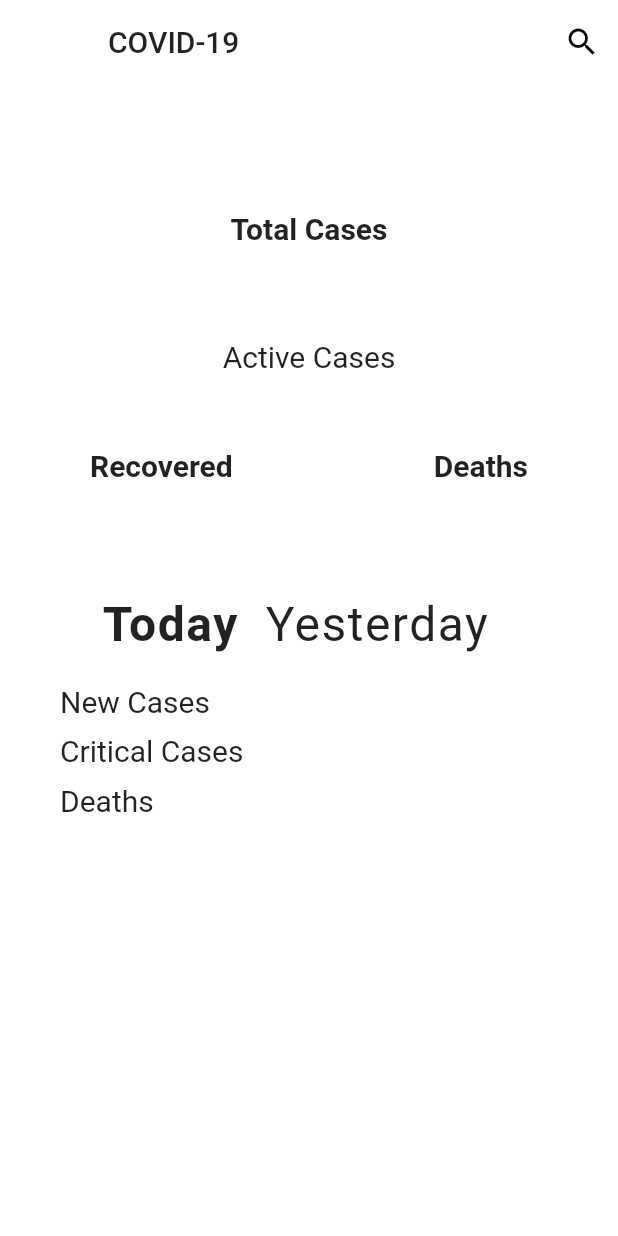
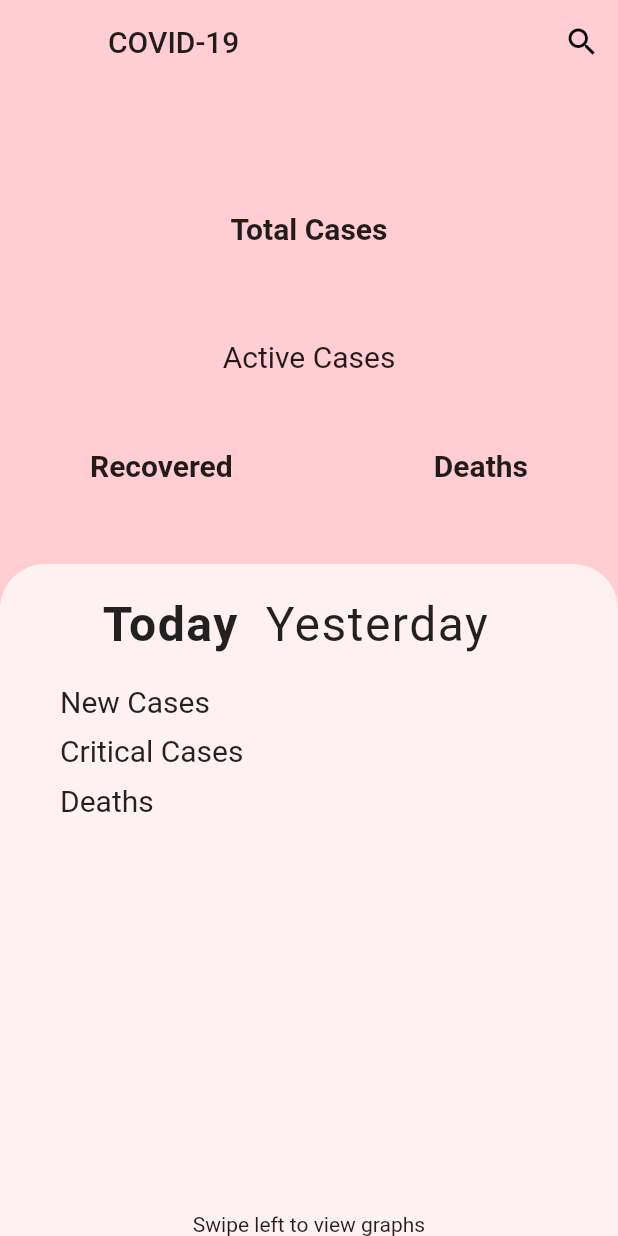
Before and after one commit to dannkioko/flutter-covidstatsApp, a Flutter app: the screen it shows after launch, on a phone screen of 412 x 824 dp. Run offline on Flutter 3.47's test engine with Material 2 defaults, Android fonts, the phone set to English and light mode, and no system bars; our stand-ins replace charts_flutter; network calls fail.

Commit message:
UI change, Fixed daily stats widget

```diff
--- a/lib/main.dart
+++ b/lib/main.dart
@@ -11,7 +11,7 @@ class MyApp extends StatelessWidget {
       home: HomeScreen(),
       theme: ThemeData(
         accentColor: Colors.white70,
-        primaryColor: Colors.white,
+        primaryColor: Color(0xFFFFCDD2),
       ),
     );
   }
--- a/lib/screens/home_screen.dart
+++ b/lib/screens/home_screen.dart
@@ -1,8 +1,8 @@
+import 'package:covidstats/widgets/bottom_stats.dart';
+import 'package:covidstats/widgets/nev_text.dart';
 import 'package:flutter/material.dart';
 import 'package:flutter/rendering.dart';
 import 'package:covidstats/models/stats_get.dart';
-import 'package:covidstats/widgets/day_stats.dart';
-import 'package:covidstats/widgets/day_stats_header.dart';
 import 'package:covidstats/widgets/top_stats.dart';
 
 class HomeScreen extends StatefulWidget {
@@ -34,16 +34,18 @@ class _HomeScreenState extends State<HomeScreen> {
   Widget _buildSearchField() {
     return Column(children: <Widget>[
       Padding(
-        padding: EdgeInsets.only(top: 20.0),
+        padding: EdgeInsets.only(top: 0.0),
         child: Container(
           color: Colors.blue,
         ),
       ),
       TextField(
         onSubmitted: (value) {
-          this.searchQuery = value;
-          futureStats = fetchStats(searchQuery);
+          futureStats = fetchStats(value);
           Navigator.pop(context);
+          setState(() {
+            searchQuery = value;
+          });
         },
         controller: _searchQueryController,
         autofocus: true,
@@ -101,7 +103,7 @@ class _HomeScreenState extends State<HomeScreen> {
 
   void updateSearchQuery(String newQuery) {
     setState(() {
-      searchQuery = newQuery;
+      this.searchQuery = newQuery;
     });
   }
 
@@ -120,12 +122,6 @@ class _HomeScreenState extends State<HomeScreen> {
     });
   }
 
-  callback(a) {
-    setState(() {
-      futureStats = a;
-    });
-  }
-
   Widget build(BuildContext context) {
     return Scaffold(
         resizeToAvoidBottomInset: false,
@@ -136,17 +132,42 @@ class _HomeScreenState extends State<HomeScreen> {
           title: _isSearching ? _buildSearchField() : Text("COVID-19"),
           actions: _buildActions(),
         ),
-      body: FutureBuilder<Stats>(
+        body: GestureDetector(
+          onHorizontalDragEnd: (DragEndDetails details) {
+            if (details.primaryVelocity == 0) return;
+            if (details.primaryVelocity.compareTo(0) == -1) {
+              // Navigator.push(context,
+              //     MaterialPageRoute(builder: (context) => GraphScreen(searchQuery)));
+            } else
+              return;
+          },
+          child: Column(
+            children: <Widget>[
+              FutureBuilder<Stats>(
                   future: futureStats,
                   builder: (context, snapshot) {
-            return Column(
+                    return TopStats(snapshot);
+                  }),
+              Expanded(
+                child: Container(
+                  decoration: BoxDecoration(
+                    borderRadius: BorderRadius.only(
+                        topLeft: Radius.circular(30.0),
+                        topRight: Radius.circular(30.0)),
+                    color: Theme.of(context).accentColor,
+                    //Theme.of(context).accentColor,
+                  ),
+                  child: Column(
+                    mainAxisAlignment: MainAxisAlignment.spaceBetween,
                     children: <Widget>[
-                TopStats(snapshot),
-                DayStats(searchQuery, callback),
-                StatsWidget(snapshot),
+                      BottomStats(searchQuery),
+                      NavText(),
                     ],
-            );
-          }),
-    );
+                  ),
+                ),
+              ),
+            ],
+          ),
+        ));
   }
 }
--- /dev/null
+++ b/lib/widgets/bottom_stats.dart
@@ -0,0 +1,40 @@
+import 'package:covidstats/models/stats_get.dart';
+import 'package:covidstats/widgets/day_stats_data.dart';
+import 'package:flutter/material.dart';
+import 'package:covidstats/widgets/day_stats_header.dart';
+
+class BottomStats extends StatefulWidget {
+  String searchQuery;
+  BottomStats(this.searchQuery);
+
+  @override
+  _BottomStatsState createState() => _BottomStatsState();
+}
+
+class _BottomStatsState extends State<BottomStats> {
+  Future<Stats> futureStats;
+
+  callback(a){
+    setState(() {
+      futureStats = a;
+    });
+  }
+  @override
+  void initState() {
+    futureStats = fetchStats(widget.searchQuery);
+    super.initState();
+  }
+  @override
+  Widget build(BuildContext context) {
+    return Column(
+      children: <Widget>[
+        DayHeader(widget.searchQuery, callback),
+        FutureBuilder<Stats>(
+                  future: futureStats,
+                  builder: (context, snapshot) {
+                    return StatsWidget(snapshot);
+                  }),
+      ],
+    );
+  }
+}
--- a/lib/widgets/day_stats_header.dart
+++ b/lib/widgets/day_stats_header.dart
@@ -1,26 +1,22 @@
+import 'package:covidstats/models/stats_get.dart';
 import 'package:flutter/material.dart';
-import 'package:flutter/rendering.dart';
-import 'package:covidstats/models/stats_get.dart';
 import 'package:intl/intl.dart';
 
-class DayStats extends StatefulWidget {
-  Future<Stats> futureStats;
-  String searchQuery;
-  Function(Future<Stats>) callback;
-  DayStats(this.searchQuery, this.callback);
-
+class DayHeader extends StatefulWidget {
+  final String searchQuery;
+  final Function callback;
+  DayHeader(this.searchQuery, this.callback);
   @override
-  _DayStatsState createState() => _DayStatsState();
+  _DayHeaderState createState() => _DayHeaderState();
 }
 
-class _DayStatsState extends State<DayStats> {
+class _DayHeaderState extends State<DayHeader> {
   int selectedIndex = 0;
   @override
   Widget build(BuildContext context) {
     return Container(
           height: 70.0,
           decoration: BoxDecoration(
-        color: Theme.of(context).accentColor,
           ),
           child: Row(
             children: <Widget>[
--- /dev/null
+++ b/lib/widgets/nev_text.dart
@@ -0,0 +1,10 @@
+import 'package:flutter/material.dart';
+
+class NavText extends StatelessWidget {
+  @override
+  Widget build(BuildContext context) {
+    return Container(
+      child: Text("Swipe left to view graphs"),
+    );
+  }
+}
--- a/pubspec.yaml
+++ b/pubspec.yaml
@@ -25,6 +25,7 @@ dependencies:
   cupertino_icons: ^0.1.2
   http: ^0.12.0
   intl: ^0.16.1
+  charts_flutter: ^0.9.0
 
 dev_dependencies:
   flutter_test:
```
Also changed, not shown: lib/screens/graphs_screen.dart (added, +56 -0 lines), lib/widgets/day_stats_data.dart (renamed from lib/widgets/day_stats.dart), pubspec.lock, 1 other file. Lines whose indentation alone changed are shown as unchanged.
